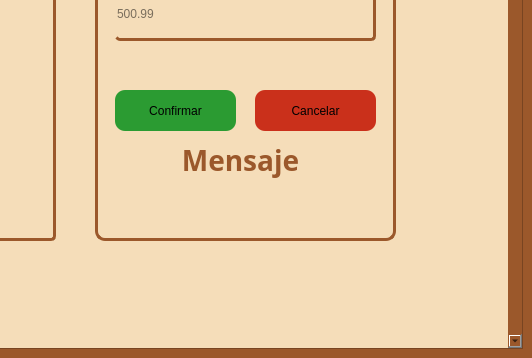
Qt form gui/admin_screen.ui (asp-laboratories/BookingRoom_Software) before a commit; both pictures show x 730 to 1262 and y 429 to 787 of the 1262 by 787 pixel window.
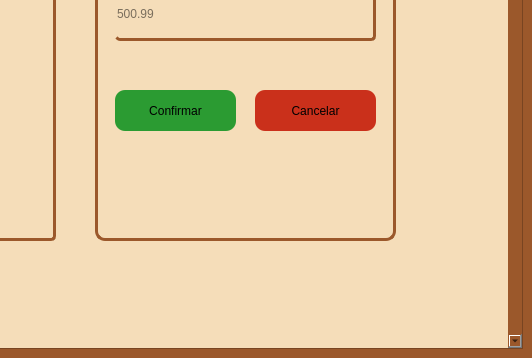
The same form after that commit. The open tabs and pages were chosen to show the change. Icons and pictures are not drawn.

Commit message: feat(gui): Mas validaciones, la mayoria en la parte del administrador menos mobiliario

The edit to the form file:
```diff
--- a/gui/admin_screen.ui
+++ b/gui/admin_screen.ui
@@ -1792,31 +1792,6 @@
                 <string>Campo:</string>
                </property>
               </widget>
-              <widget class="QLabel" name="sMensajeAct">
-               <property name="geometry">
-                <rect>
-                 <x>20</x>
-                 <y>400</y>
-                 <width>251</width>
-                 <height>41</height>
-                </rect>
-               </property>
-               <property name="font">
-                <font>
-                 <family>Adwaita Sans</family>
-                 <pointsize>-1</pointsize>
-                 <bold>true</bold>
-                </font>
-               </property>
-               <property name="styleSheet">
-                <string notr="true">border: unset;
-color: rgba(155, 88, 43, 1.0);
-font-size: 28px;</string>
-               </property>
-               <property name="text">
-                <string>&lt;html&gt;&lt;head/&gt;&lt;body&gt;&lt;p align=&quot;center&quot;&gt;&lt;span style=&quot; font-size:21pt;&quot;&gt;Mensaje&lt;/span&gt;&lt;/p&gt;&lt;/body&gt;&lt;/html&gt;</string>
-               </property>
-              </widget>
               <widget class="QLabel" name="label_31">
                <property name="geometry">
                 <rect>
```
Left out of the diff: 104 changed lines with no effect on the pictures. The commit also changes 1 other file.
